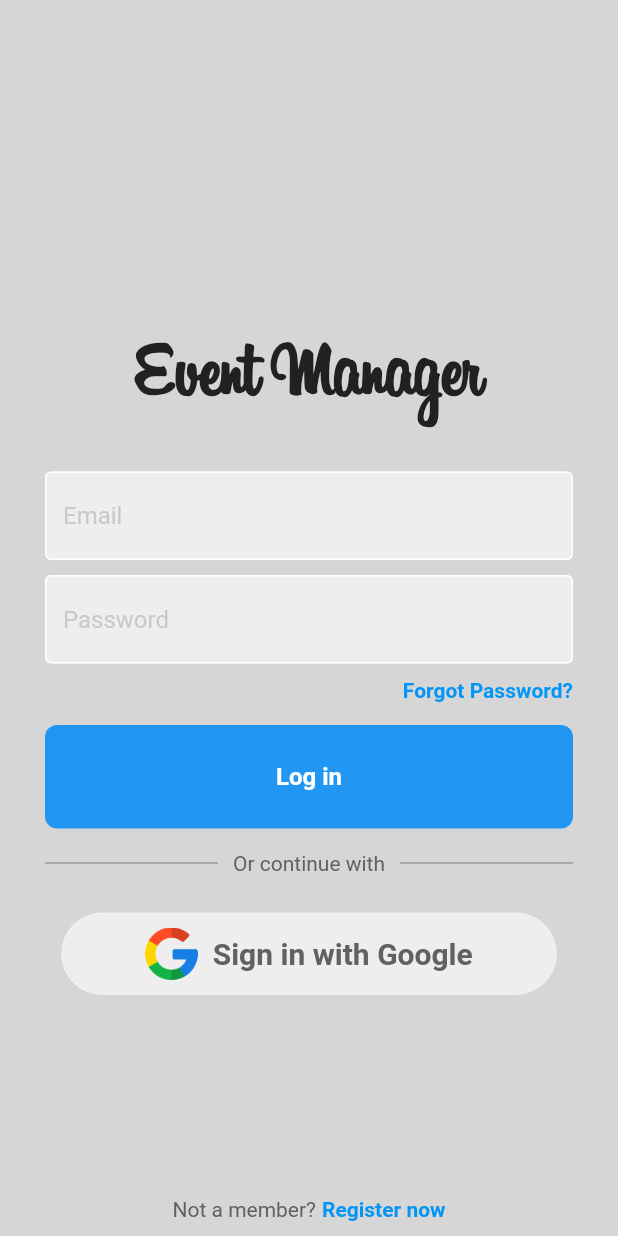
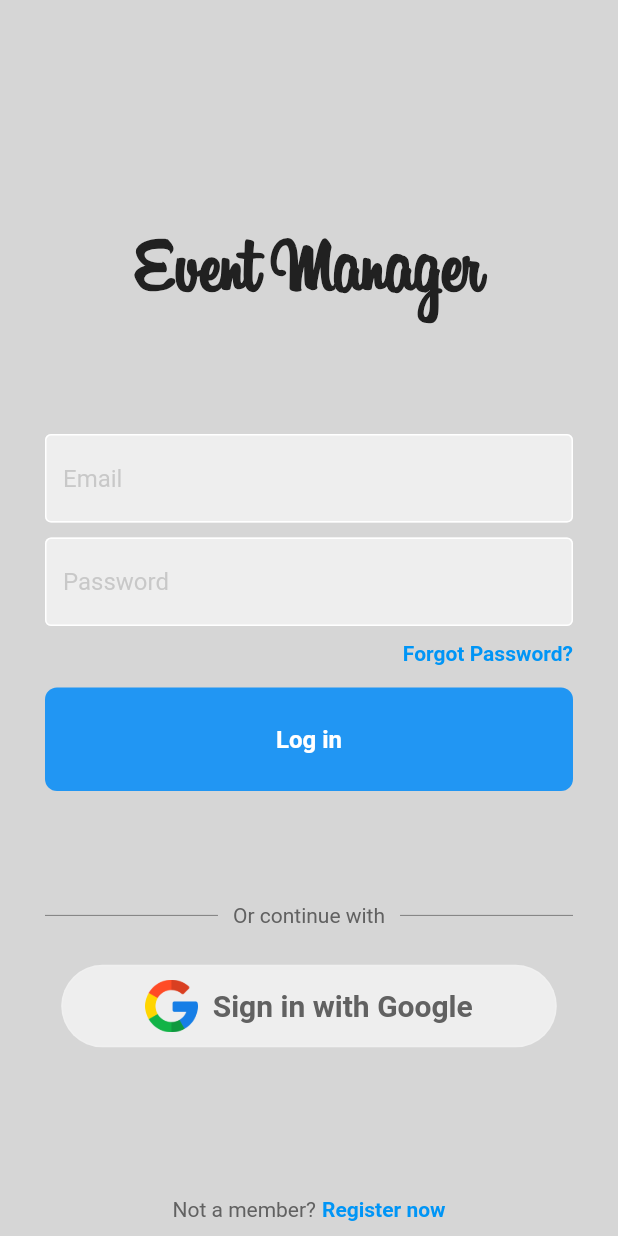
Before and after one commit to alexandrutm/EventManager, a Flutter app: the screen it shows after launch, on a phone screen of 412 x 824 dp. Run offline on Flutter 3.47's test engine with Material 2 defaults, Android fonts, the phone set to English and light mode, and no system bars; our stand-ins replace cloud_firestore, firebase_auth, firebase_core, firebase_storage, flutter_svg, google_sign_in and 2 more; accounts and stored records are empty; project files that could hold a hidden picture were left out.

Commit message:
log in page done

```diff
--- a/eventmanager/lib/pages/login_page.dart
+++ b/eventmanager/lib/pages/login_page.dart
@@ -88,7 +88,7 @@ class _LoginScreenState extends State<LoginScreen> {
                     fontWeight: FontWeight.bold),
               ),
 
-              const SizedBox(height: 30),
+              Flexible(child: Container(), flex: 1),
 
               // email textfield
               TextFieldInput(
@@ -142,8 +142,7 @@ class _LoginScreenState extends State<LoginScreen> {
 
               MyButton(onTap: loginUser, text: "Log in", isLoading: _isLoading),
 
-              const SizedBox(height: 15),
-
+              Flexible(child: Container(), flex: 1),
               // or continue with
               Padding(
                 padding: const EdgeInsets.symmetric(horizontal: 25.0),
```
